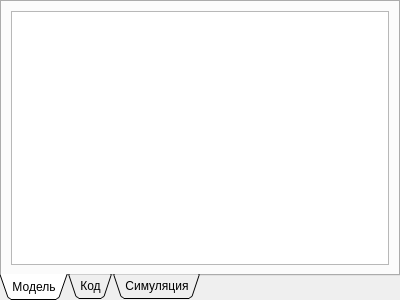
Qt form document.ui (alekseyl1992/qmb) before a commit.
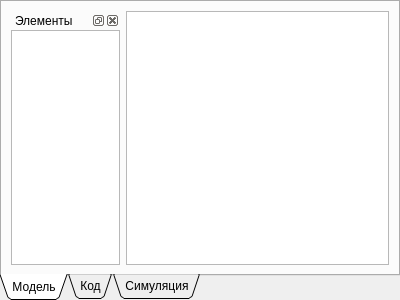
The same form after that commit.

The edit to the form file:
```diff
--- a/document.ui
+++ b/document.ui
@@ -32,8 +32,59 @@
       <attribute name="title">
        <string>Модель</string>
       </attribute>
-      <layout class="QGridLayout" name="gridLayout_2">
-       <item row="0" column="0">
+      <layout class="QHBoxLayout" name="horizontalLayout">
+       <property name="sizeConstraint">
+        <enum>QLayout::SetMaximumSize</enum>
+       </property>
+       <item>
+        <widget class="QDockWidget" name="dockWidget">
+         <property name="maximumSize">
+          <size>
+           <width>109</width>
+           <height>524287</height>
+          </size>
+         </property>
+         <property name="floating">
+          <bool>false</bool>
+         </property>
+         <property name="features">
+          <set>QDockWidget::AllDockWidgetFeatures</set>
+         </property>
+         <property name="allowedAreas">
+          <set>Qt::AllDockWidgetAreas</set>
+         </property>
+         <property name="windowTitle">
+          <string>Элементы</string>
+         </property>
+         <widget class="QWidget" name="dockWidgetContents">
+          <layout class="QGridLayout" name="gridLayout_2">
+           <property name="margin">
+            <number>0</number>
+           </property>
+           <item row="0" column="0">
+            <widget class="QTreeWidget" name="treeWidget">
+             <property name="sizePolicy">
+              <sizepolicy hsizetype="Expanding" vsizetype="Expanding">
+               <horstretch>0</horstretch>
+               <verstretch>0</verstretch>
+              </sizepolicy>
+             </property>
+             <property name="editTriggers">
+              <set>QAbstractItemView::NoEditTriggers</set>
+             </property>
+             <property name="columnCount">
+              <number>0</number>
+             </property>
+             <attribute name="headerVisible">
+              <bool>false</bool>
+             </attribute>
+            </widget>
+           </item>
+          </layout>
+         </widget>
+        </widget>
+       </item>
+       <item>
         <widget class="QGraphicsView" name="graphicsView">
          <property name="mouseTracking">
           <bool>false</bool>
```
